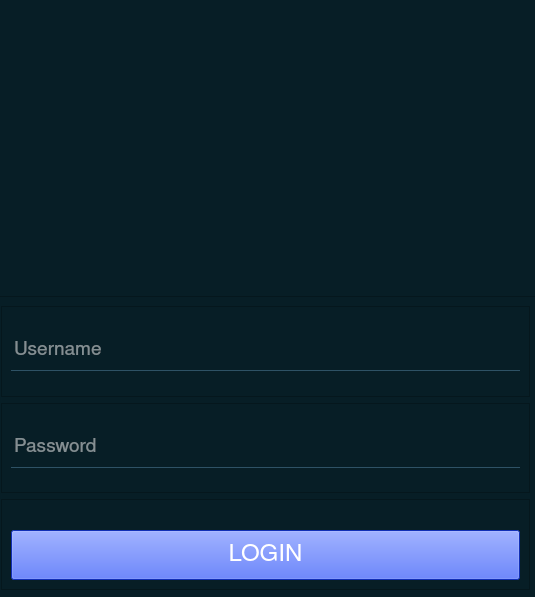
NguyenHuuHai2310/code_dao, file login.ui: the form before one commit.
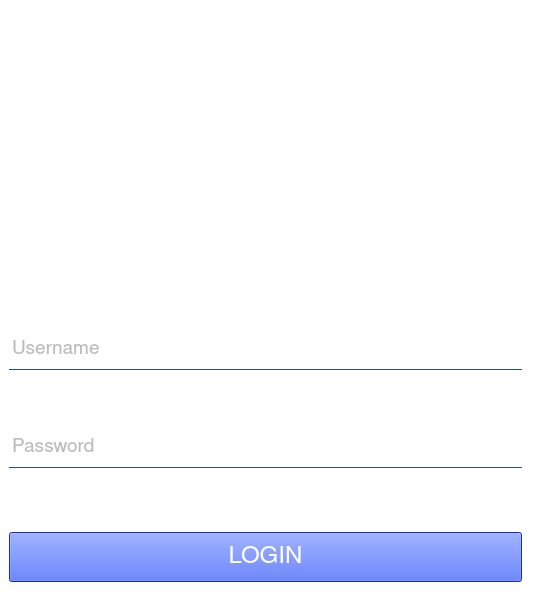
The form after the commit.

Diff of the .ui file:
```diff
--- a/login.ui
+++ b/login.ui
@@ -13,6 +13,9 @@
   <property name="windowTitle">
    <string>MainWindow</string>
   </property>
+  <property name="styleSheet">
+   <string notr="true">background-color: rgb(255, 255, 255);</string>
+  </property>
   <widget class="QWidget" name="centralwidget">
    <widget class="QFrame" name="logi_container">
     <property name="geometry">
@@ -24,7 +27,7 @@
      </rect>
     </property>
     <property name="styleSheet">
-     <string notr="true">background-color: #071e26;</string>
+     <string notr="true"/>
     </property>
     <property name="frameShape">
      <enum>QFrame::StyledPanel</enum>
@@ -61,7 +64,7 @@
      <item>
       <widget class="QFrame" name="frame">
        <property name="frameShape">
-        <enum>QFrame::StyledPanel</enum>
+        <enum>QFrame::NoFrame</enum>
        </property>
        <property name="frameShadow">
         <enum>QFrame::Raised</enum>
@@ -70,7 +73,7 @@
         <item>
          <widget class="QFrame" name="frame_2">
           <property name="frameShape">
-           <enum>QFrame::StyledPanel</enum>
+           <enum>QFrame::NoFrame</enum>
           </property>
           <property name="frameShadow">
            <enum>QFrame::Raised</enum>
@@ -93,8 +96,7 @@
              <property name="styleSheet">
               <string notr="true">border: 1px solid rgba(0,0,0,0);
 border-bottom-color: rgba(46,82,101,255);
-color: rgb(255,255,255);
-</string>
+color: rgb(120, 120, 120);</string>
              </property>
              <property name="placeholderText">
               <string>Username</string>
@@ -107,7 +109,7 @@
         <item>
          <widget class="QFrame" name="frame_3">
           <property name="frameShape">
-           <enum>QFrame::StyledPanel</enum>
+           <enum>QFrame::NoFrame</enum>
           </property>
           <property name="frameShadow">
            <enum>QFrame::Raised</enum>
@@ -130,7 +132,7 @@
              <property name="styleSheet">
               <string notr="true">border: 1px solid rgba(0,0,0,0);
 border-bottom-color: rgba(46,82,101,255);
-color: rgb(255,255,255);
+color: rgb(120, 120, 120);
 </string>
              </property>
              <property name="placeholderText">
@@ -147,7 +149,7 @@
            <string notr="true">color: rgb(255, 3, 62);</string>
           </property>
           <property name="frameShape">
-           <enum>QFrame::StyledPanel</enum>
+           <enum>QFrame::NoFrame</enum>
           </property>
           <property name="frameShadow">
            <enum>QFrame::Raised</enum>
```
